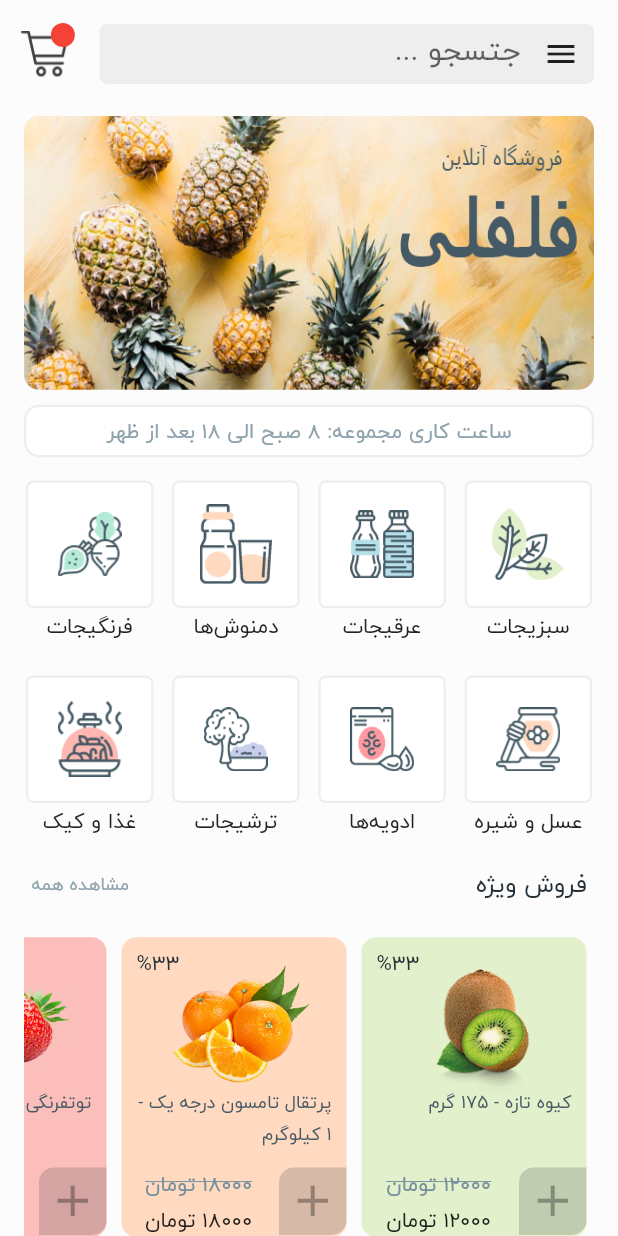
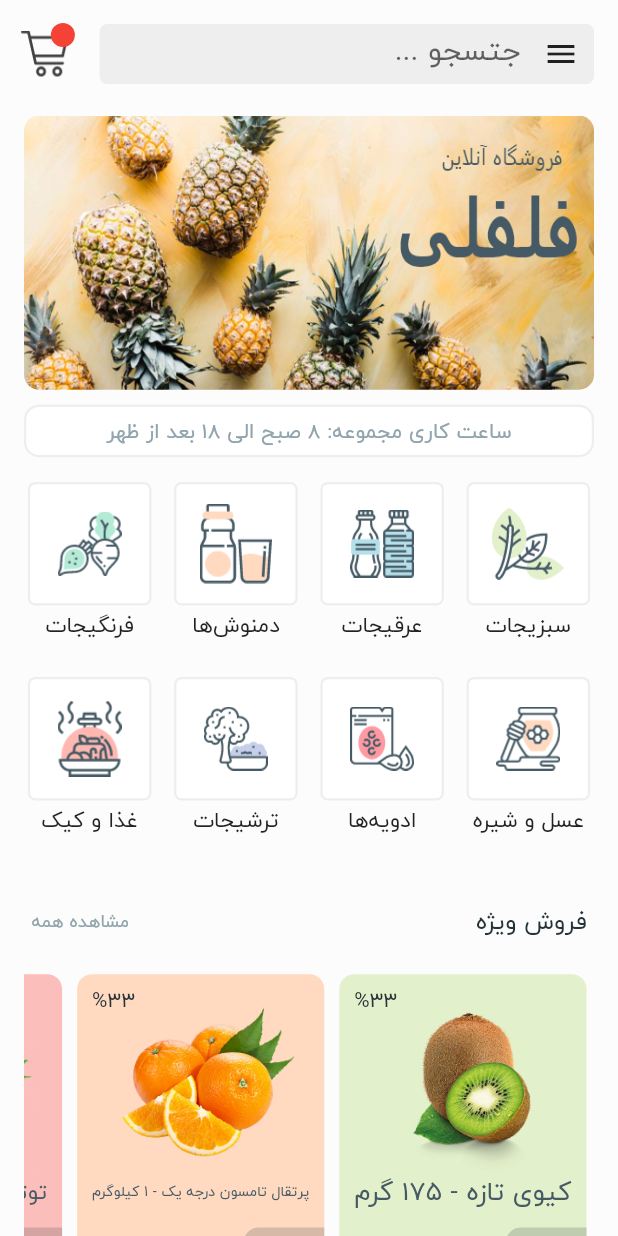
Before and after one commit to arkatech/fruit-flutter, a Flutter app: the screen it shows after launch, on a phone screen of 412 x 824 dp. Run offline on Flutter 3.47's test engine with Material 2 defaults, Android fonts, the phone set to English and light mode, and no system bars; drawn by our look-alikes of carousel_slider.

Commit message:
adding some responsive stuffs to text

```diff
--- a/lib/models/product.dart
+++ b/lib/models/product.dart
@@ -13,7 +13,7 @@ class Product{
 }
 
 List<Product> products = [
-  new Product(id: 1, title: "کیوه تازه - 175 گرم", image: "assets/images/kivi.png", price: 22000, discount: 12000, discountPercent: 33, hasSpecial: true, hasDiscount: true, specialColor: 0xFFE2F0CB),
+  new Product(id: 1, title: "کیوی تازه - 175 گرم", image: "assets/images/kivi.png", price: 22000, discount: 12000, discountPercent: 33, hasSpecial: true, hasDiscount: true, specialColor: 0xFFE2F0CB),
   new Product(id: 2, title: "پرتقال تامسون درجه یک - 1 کیلوگرم", image: "assets/images/portaghal.png", price: 22000, discountPercent: 33, discount: 18000, hasSpecial: true, hasDiscount: true, specialColor: 0xFFFFDAC1),
   new Product(id: 3, title: "توتفرنگی نوبر - 400 گرم", image: "assets/images/toot.png", price: 22000, discount: 18000 , discountPercent: 33, hasSpecial: true, hasDiscount: true, specialColor: 0xFFFCBEBA),
 ];
--- a/lib/views/mobile/Home/mobile_home_portrait.dart
+++ b/lib/views/mobile/Home/mobile_home_portrait.dart
@@ -122,7 +122,7 @@ class MobileHomePortraitState extends State<MobileHomePortrait>{
             ),),
             new Container(
                 width: size.width,
-                height: 250,
+                height: size.width/1.5,
                 margin: new EdgeInsets.symmetric(horizontal: 11, vertical: 0),child:
             GridView.builder(
               physics: NeverScrollableScrollPhysics(),
@@ -144,7 +144,7 @@ class MobileHomePortraitState extends State<MobileHomePortrait>{
               ],
             ),),
             new Container(
-              height: 200,
+              height: size.width/1.85,
               margin: new EdgeInsets.symmetric(horizontal:16, vertical: 5),
               child: ListView.builder(
                 scrollDirection: Axis.horizontal,
--- a/lib/widgets/category.dart
+++ b/lib/widgets/category.dart
@@ -16,12 +16,13 @@ class CategoryView extends StatefulWidget{
 class CategoryViewState extends State<CategoryView>{
   @override
   Widget build(BuildContext context) {
+    var size = MediaQuery.of(context).size;
     return new Column(
       mainAxisAlignment: MainAxisAlignment.center,
       children: <Widget>[
         new Container(
-            width:85,
-            height: 85,
+            width:size.width*0.20,
+            height:size.width*0.20,
             decoration: new BoxDecoration(
               color: Colors.white,
               borderRadius: BorderRadius.circular(5),
@@ -29,7 +30,7 @@ class CategoryViewState extends State<CategoryView>{
             ),
             child: Image.asset(widget.category.image, scale: 1.5,)
         ),
-        new Text(widget.category.name, style: TextStyle(fontFamily: fontFamily, fontSize: 14),)
+        new Container(width:size.width*0.2, height: size.width*0.06,child: new FittedBox(child: new Text(widget.category.name, style: TextStyle(fontFamily: fontFamily),),),)
       ],
     );
   }
--- a/lib/widgets/product.dart
+++ b/lib/widgets/product.dart
@@ -17,7 +17,7 @@ class ProductViewState extends State<ProductView>{
   Widget build(BuildContext context) {
     var size = MediaQuery.of(context).size;
     return new Container(
-      width: 150,
+      width: size.width/2.5,
       margin: new EdgeInsets.symmetric(horizontal: 5),
       decoration: new BoxDecoration(
         color: new Color(widget.product.specialColor),
@@ -28,12 +28,14 @@ class ProductViewState extends State<ProductView>{
         children: <Widget>[
           new Stack(
             children: <Widget>[
-              new Align(alignment: Alignment.center ,child: new Padding(padding: new EdgeInsets.only(left: 10,top: 5), child: Image.asset(widget.product.image,height: 100,width: 100,))),
+              new Align(alignment: Alignment.center ,child: new Padding(padding: new EdgeInsets.only(left: 10,top: 5), child:
+              Image.asset(widget.product.image,height: size.width/3.25,width: size.width/3.25,))),
               new Align(alignment: Alignment.centerLeft ,child: new Padding(padding: new EdgeInsets.only(left: 10,top: 5), child: new Text("%"+widget.product.discountPercent.toString(), style: TextStyle(fontFamily: fontFamily, fontSize: 14, color: new Color(baseColor3)),),)),
               new Container(
                 width: size.width,
-                margin: new EdgeInsets.only(left: 10, right:10, top:100),
-                child: new Text(widget.product.title, textDirection: TextDirection.rtl, maxLines: 2, overflow: TextOverflow.ellipsis, style: new TextStyle(fontFamily: fontFamily, fontSize: 12, color: new Color(baseColor4)) ,),
+                height: 35,
+                margin: new EdgeInsets.only(left: 10, right:10, top:size.width/3.25),
+                child: new FittedBox(fit: BoxFit.fitWidth,child: SizedBox(child: new Text(widget.product.title, textDirection: TextDirection.rtl, maxLines: 2,softWrap: true, overflow: TextOverflow.ellipsis, style: new TextStyle(fontFamily: fontFamily, color: new Color(baseColor4)) ,),),)
               ),
             ],
           ),
@@ -41,8 +43,8 @@ class ProductViewState extends State<ProductView>{
             mainAxisAlignment: MainAxisAlignment.spaceBetween,
             children: <Widget>[
               new Container(
-                width: 45,
-                height: 45,
+                width: size.width/7.65,
+                height: size.width/7.65,
                 decoration: new BoxDecoration(
                     color: new Color(0x30263238),
                     borderRadius: new BorderRadius.only(
@@ -52,16 +54,19 @@ class ProductViewState extends State<ProductView>{
                 child: new InkWell(
                   onTap: (){},
                   child: new Icon(
-                    Icons.add, size: 35, color: new Color(0x50000000),),
+                    Icons.add, size: size.width/12, color: new Color(0x50000000),),
                 ),
               ),
               new Container(
-                width: size.width * 0.24,
-                margin: new EdgeInsets.symmetric(horizontal: 2),
+                width: size.width/3.75,
+                height: size.width/7.65,
+                padding: new EdgeInsets.symmetric(horizontal: 10, vertical: 5),
+                margin: new EdgeInsets.symmetric(horizontal: 0),
                 child: new Column(
+                  crossAxisAlignment: CrossAxisAlignment.stretch,
                   children: <Widget>[
-                    new Text(widget.product.discount.toString()+" تومان", textDirection: TextDirection.rtl,style: TextStyle(color: widget.product.hasDiscount? new Color(baseColor5): new Color(0xFF000000),fontFamily: fontFamily,fontSize: 14,decoration: widget.product.hasDiscount?TextDecoration.lineThrough:null)),
-                    new Visibility(child: new Text(widget.product.discount.toString()+" تومان", textDirection: TextDirection.rtl,style: TextStyle(fontFamily: fontFamily,fontSize: 14),))
+                    new Flexible(child: new FittedBox(fit:BoxFit.fitWidth,child: new Text(widget.product.discount.toString()+" تومان", textDirection: TextDirection.rtl,style: TextStyle(color: widget.product.hasDiscount? new Color(baseColor5): new Color(0xFF000000),fontFamily: fontFamily,decoration: widget.product.hasDiscount?TextDecoration.lineThrough:null)),),),
+                    new Flexible(child: new FittedBox(fit:BoxFit.fitWidth,child: new Visibility(child: new Text(widget.product.discount.toString()+" تومان", textDirection: TextDirection.rtl,style: TextStyle(fontFamily: fontFamily),)),))
                   ],
                 ),
               ),
```
